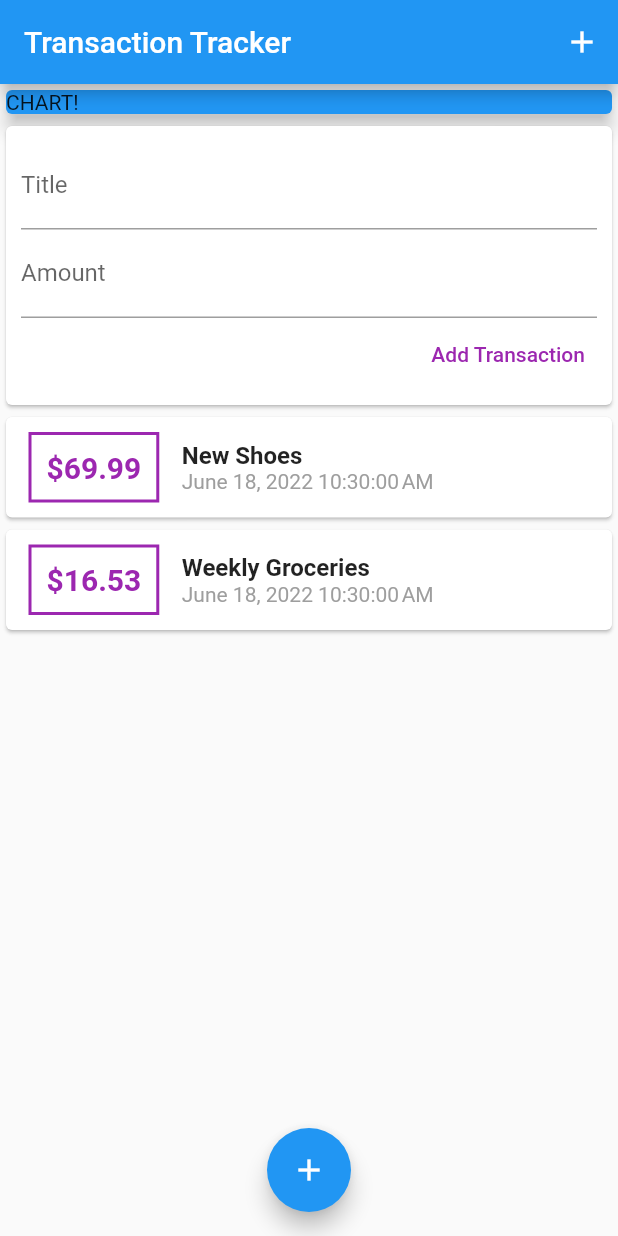
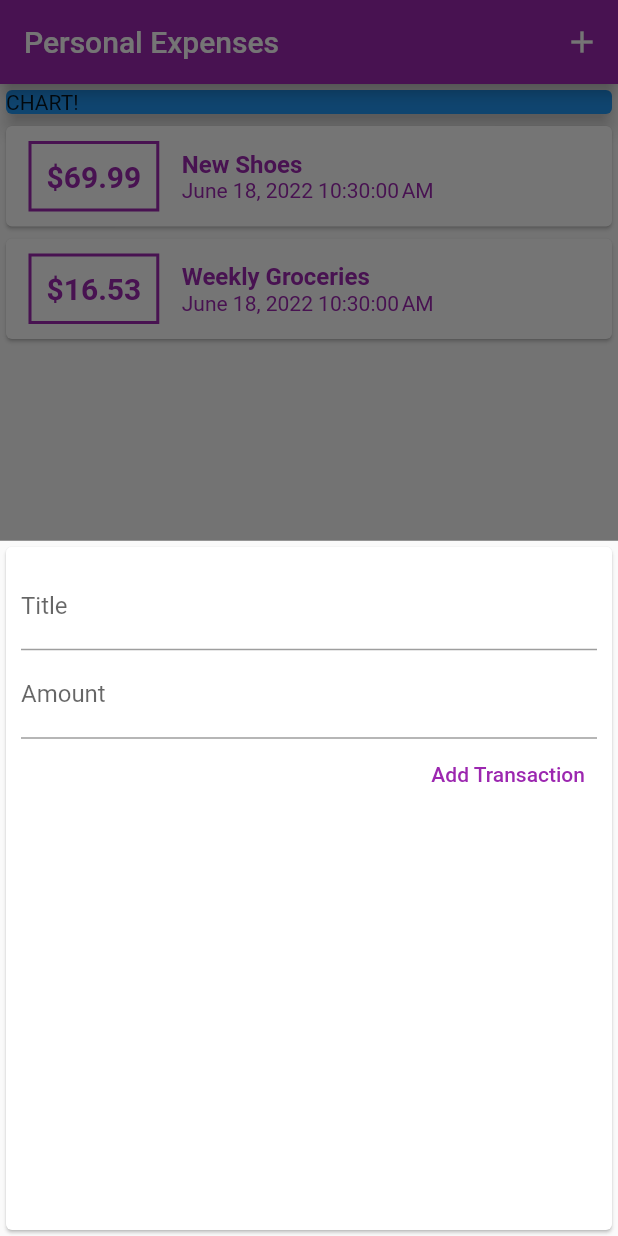
Before and after one commit to DJJ547/Expense-Tracker, a Flutter app: the screen it shows after launch, after a tap on the "add" icon, on a phone screen of 412 x 824 dp. Run offline on Flutter 3.47's test engine with Material 2 defaults, Android fonts, the phone set to English and light mode, and no system bars.

Commit message:
added color theme in main.dart

```diff
--- a/lib/main.dart
+++ b/lib/main.dart
@@ -1,5 +1,8 @@
 import 'package:flutter/material.dart';
-import './widgets/user_transaction.dart';
+
+import './widgets/new_transaction.dart';
+import './widgets/transaction_list.dart';
+import './models/transaction.dart';
 
 void main() => runApp(MyApp());
 
@@ -7,34 +10,83 @@ class MyApp extends StatelessWidget {
   @override
   Widget build(BuildContext context) {
     return MaterialApp(
-      debugShowCheckedModeBanner: false,
-      title: 'Flutter App',
+      title: 'Personal Expenses',
+      theme: ThemeData(
+        primarySwatch: Colors.purple,
+        colorScheme: ColorScheme.fromSwatch().copyWith(
+          primary: Colors.purple,
+          secondary: Colors.pink,
+        )
+      ),
       home: MyHomePage(),
     );
   }
 }
 
-class MyHomePage extends StatelessWidget {
+class MyHomePage extends StatefulWidget {
   // String titleInput;
   // String amountInput;
-  final titleController = TextEditingController();
-  final amountController = TextEditingController();
+  @override
+  _MyHomePageState createState() => _MyHomePageState();
+}
+
+class _MyHomePageState extends State<MyHomePage> {
+  final List<Transaction> _userTransactions = [
+    Transaction(
+      id: 't1',
+      title: 'New Shoes',
+      amount: 69.99,
+      timestamp: DateTime.now(),
+    ),
+    Transaction(
+      id: 't2',
+      title: 'Weekly Groceries',
+      amount: 16.53,
+      timestamp: DateTime.now(),
+    ),
+  ];
+
+  void _addNewTransaction(String txTitle, double txAmount) {
+    final newTx = Transaction(
+      title: txTitle,
+      amount: txAmount,
+      timestamp: DateTime.now(),
+      id: DateTime.now().toString(),
+    );
+
+    setState(() {
+      _userTransactions.add(newTx);
+    });
+  }
+
+  void _startAddNewTransaction(BuildContext ctx) {
+    showModalBottomSheet(
+      context: ctx,
+      builder: (_) {
+        return GestureDetector(
+          onTap: () {},
+          child: NewTransaction(_addNewTransaction),
+          behavior: HitTestBehavior.opaque,
+        );
+      },
+    );
+  }
 
   @override
   Widget build(BuildContext context) {
     return Scaffold(
       appBar: AppBar(
-        title: Text('Transaction Tracker'),
+        title: Text('Personal Expenses'),
         actions: <Widget>[
           IconButton(
-            onPressed: () {},
             icon: Icon(Icons.add),
+            onPressed: () => _startAddNewTransaction(context),
           ),
         ],
       ),
       body: SingleChildScrollView(
         child: Column(
-          mainAxisAlignment: MainAxisAlignment.start,
+          // mainAxisAlignment: MainAxisAlignment.start,
           crossAxisAlignment: CrossAxisAlignment.stretch,
           children: <Widget>[
             Container(
@@ -45,14 +97,14 @@ class MyHomePage extends StatelessWidget {
                 elevation: 5,
               ),
             ),
-            UserTransactions()
+            TransactionList(_userTransactions),
           ],
         ),
       ),
       floatingActionButtonLocation: FloatingActionButtonLocation.centerFloat,
       floatingActionButton: FloatingActionButton(
         child: Icon(Icons.add),
-        onPressed: () {},
+        onPressed: () => _startAddNewTransaction(context),
       ),
     );
   }
--- a/lib/widgets/new_transaction.dart
+++ b/lib/widgets/new_transaction.dart
@@ -1,11 +1,17 @@
 import 'package:flutter/material.dart';
 
-class NewTransaction extends StatelessWidget {
+class NewTransaction extends StatefulWidget {
   final Function addTx;
+
+  NewTransaction(this.addTx);
+
+  @override
+  State<NewTransaction> createState() => _NewTransactionState();
+}
+
+class _NewTransactionState extends State<NewTransaction> {
   final titleController = TextEditingController();
   final amountController = TextEditingController();
-
-  NewTransaction(this.addTx);
 
   void submitData() {
     final enteredTitle = titleController.text;
@@ -14,10 +20,13 @@ class NewTransaction extends StatelessWidget {
     if (enteredTitle.isEmpty || enteredAmount <= 0) {
       return;
     }
-    addTx(
+    //widget gives you access to the variables in widget class within state class
+    widget.addTx(
       enteredTitle,
       enteredAmount,
     );
+
+    Navigator.of(context).pop();
   }
 
   @override
--- a/lib/widgets/transaction_list.dart
+++ b/lib/widgets/transaction_list.dart
@@ -22,7 +22,7 @@ class TransactionList extends StatelessWidget {
                   ),
                   decoration: BoxDecoration(
                     border: Border.all(
-                      color: Colors.purple,
+                      color: Theme.of(context).primaryColor,
                       width: 2,
                     ),
                   ),
@@ -32,7 +32,7 @@ class TransactionList extends StatelessWidget {
                     style: TextStyle(
                       fontWeight: FontWeight.bold,
                       fontSize: 20,
-                      color: Colors.purple,
+                      color: Theme.of(context).primaryColor,
                     ),
                   ),
                 ),
@@ -44,13 +44,14 @@ class TransactionList extends StatelessWidget {
                       style: TextStyle(
                         fontWeight: FontWeight.bold,
                         fontSize: 16,
+                        color: Theme.of(context).primaryColor,
                       ),
                     ),
                     Text(
                       // you can custom the format by putting 'yyyy-MM-dd' in DateFormat
                       DateFormat().format(transactions[index].timestamp),
                       style: TextStyle(
-                        color: Colors.grey,
+                        color: Theme.of(context).primaryColor,
                       ),
                     ),
                   ],
--- a/lib/widgets/user_transaction.dart
+++ /dev/null
@@ -1,49 +0,0 @@
-import 'package:flutter/material.dart';
-import './new_transaction.dart';
-import './transaction_list.dart';
-import '../models/transaction.dart';
-
-class UserTransactions extends StatefulWidget {
-  @override
-  _UserTransactionState createState() => _UserTransactionState();
-}
-
-class _UserTransactionState extends State<UserTransactions> {
-  final List<Transaction> _userTransactions = [
-    Transaction(
-      id: 't1',
-      title: 'New Shoes',
-      amount: 69.99,
-      timestamp: DateTime.now(),
-    ),
-    Transaction(
-      id: 't2',
-      title: 'Weekly Groceries',
-      amount: 16.53,
-      timestamp: DateTime.now(),
-    ),
-  ];
-
-  void _addNewTransaction(String title, double amount) {
-    final newTx = Transaction(
-      id: DateTime.now().toString(),
-      title: title,
-      amount: amount,
-      timestamp: DateTime.now(),
-    );
-
-    setState(() {
-      _userTransactions.add(newTx);
-    });
-  }
-
-  @override
-  Widget build(BuildContext context) {
-    return Column(
-      children: <Widget>[
-        NewTransaction(_addNewTransaction),
-        TransactionList(_userTransactions),
-      ],
-    );
-  }
-}
```
